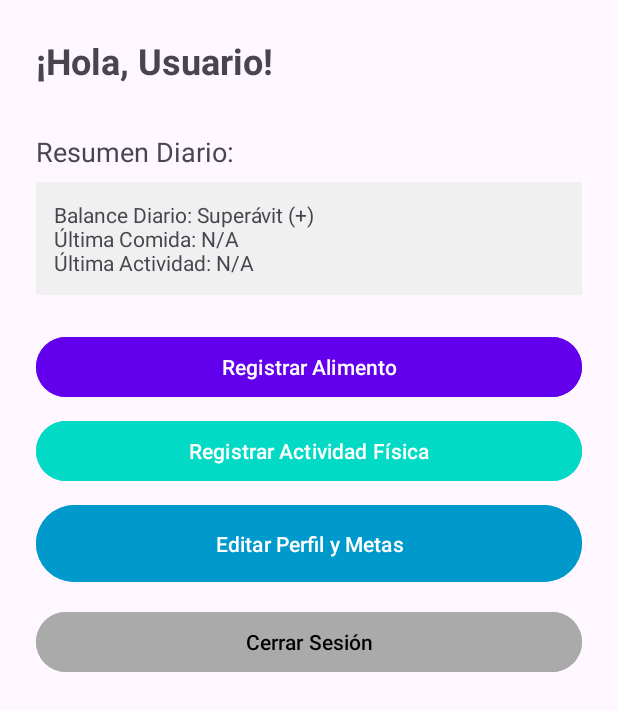
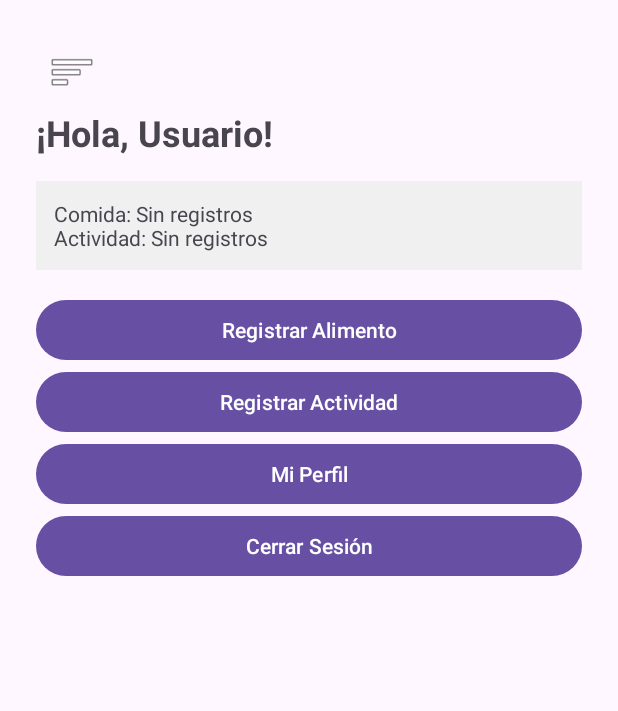
Before and after one commit to AlexissBF/NutriTrack, an Android app: the DashboardActivity screen opened directly, with no data from a screen before it, on a phone screen of 412 x 824 dp. Shown: the top 711 px of the screen. Run offline under Robolectric (Android 15) with nearby library versions, the phone set to English and light mode, and no system bars.

Commit message:
implemetacion de admins y menu lateral

```diff
--- a/app/src/main/AndroidManifest.xml
+++ b/app/src/main/AndroidManifest.xml
@@ -15,6 +15,12 @@
         android:supportsRtl="true"
         android:theme="@style/Theme.NutriTrack"
         android:usesCleartextTraffic="true">
+        <activity
+            android:name=".AboutActivity"
+            android:exported="false" />
+        <activity
+            android:name=".AdminActivity"
+            android:exported="false" />
         <activity
             android:name=".ProfileActivity"
             android:exported="false" />
--- a/app/src/main/java/com/example/nutritrack/DashboardActivity.kt
+++ b/app/src/main/java/com/example/nutritrack/DashboardActivity.kt
@@ -4,6 +4,7 @@ import android.content.Intent
 import android.os.Bundle
 import android.widget.Toast
 import androidx.appcompat.app.AppCompatActivity
+import androidx.core.view.GravityCompat
 import com.example.nutritrack.databinding.ActivityDashboardBinding
 import com.example.nutritrack.storage.RecordPrefs
 import com.example.nutritrack.storage.UserPrefs
@@ -16,80 +17,48 @@ class DashboardActivity : AppCompatActivity() {
 
     override fun onCreate(savedInstanceState: Bundle?) {
         super.onCreate(savedInstanceState)
-
         binding = ActivityDashboardBinding.inflate(layoutInflater)
         setContentView(binding.root)
 
         recordPrefs = RecordPrefs(this)
         userPrefs = UserPrefs(this)
 
+        val activeUser = userPrefs.getActiveUser()
+        binding.tvWelcome.text = "¡Hola, ${activeUser?.name ?: "Usuario"}!"
 
-        val userName = intent.getStringExtra("USER_NAME") ?: userPrefs.getStoredName() ?: "Usuario"
-        binding.tvWelcome.text = "¡Hola, $userName!"
-
-
-
-
-        binding.btnRegisterFood.setOnClickListener {
-            val intent = Intent(this, FoodEntryActivity::class.java)
-            startActivity(intent)
+        binding.btnOpenDrawer.setOnClickListener {
+            binding.drawerLayout.openDrawer(GravityCompat.START)
         }
 
-
-        binding.btnRegisterActivity.setOnClickListener {
-            val intent = Intent(this, ActivityEntryActivity::class.java)
-            startActivity(intent)
+        binding.navView.setNavigationItemSelectedListener { menuItem ->
+            when (menuItem.itemId) {
+                R.id.nav_about -> startActivity(Intent(this, AboutActivity::class.java))
+            }
+            binding.drawerLayout.closeDrawer(GravityCompat.START)
+            true
         }
 
-        binding.btnViewReports.setOnClickListener {
-            val intent = Intent(this, ProfileActivity::class.java)
-            startActivity(intent)
+        binding.btnRegisterFood.setOnClickListener { startActivity(Intent(this, FoodEntryActivity::class.java)) }
+        binding.btnRegisterActivity.setOnClickListener { startActivity(Intent(this, ActivityEntryActivity::class.java)) }
+        binding.btnViewReports.setOnClickListener { startActivity(Intent(this, ProfileActivity::class.java)) }
+
+        binding.btnLogout.setOnClickListener {
+            userPrefs.clearSession()
+            Toast.makeText(this, "Sesión cerrada", Toast.LENGTH_SHORT).show()
+            startActivity(Intent(this, MainActivity::class.java))
+            finish()
         }
 
-
-        binding.btnLogout.setOnClickListener {
-            performLogout()
-        }
-
-
-        updateBalanceView()
+        updateView()
     }
-
 
     override fun onResume() {
         super.onResume()
-        updateBalanceView()
+        updateView()
     }
 
-    private fun updateBalanceView() {
-        val lastFood = recordPrefs.getLastFoodEntry()
-        val lastActivity = recordPrefs.getLastActivityEntry()
-
-        val balanceStatus = getSimulatedBalanceStatus()
-
-        binding.tvBalanceValue.text =
-            "Balance Diario: $balanceStatus\n" +
-                    "Última Comida: $lastFood\n" +
-                    "Última Actividad: $lastActivity"
-    }
-
-    private fun getSimulatedBalanceStatus(): String {
-        val randomStatus = (0..2).random()
-        return when (randomStatus) {
-            0 -> "Superávit (+)"
-            1 -> "Déficit (-)"
-            else -> "Neutro (≈)"
-        }
-    }
-
-
-    private fun performLogout() {
-        // Borra la sesión local y redirige al login
-        userPrefs.clearUser()
-        Toast.makeText(this, "Sesión cerrada.", Toast.LENGTH_SHORT).show()
-        val intent = Intent(this, MainActivity::class.java)
-
-        intent.flags = Intent.FLAG_ACTIVITY_NEW_TASK or Intent.FLAG_ACTIVITY_CLEAR_TASK
-        startActivity(intent)
+    private fun updateView() {
+        val activeEmail = userPrefs.getActiveUser()?.email ?: ""
+        binding.tvBalanceValue.text = "Comida: ${recordPrefs.getLastFoodEntry(activeEmail)}\nActividad: ${recordPrefs.getLastActivityEntry(activeEmail)}"
     }
 }
--- a/app/src/main/java/data/user.kt
+++ b/app/src/main/java/data/user.kt
@@ -1,10 +1,8 @@
-// data/User.kt
-
 package com.example.nutritrack.data
 
 data class User(
     val email: String,
     val name: String,
-    val role: String, // 'user' o 'admin'
-
+    val password: String, // Clave para validación local
+    val role: String = "user"
 )
--- a/app/src/main/java/storage/RecordPrefs.kt
+++ b/app/src/main/java/storage/RecordPrefs.kt
@@ -1,4 +1,3 @@
-// storage/RecordPrefs.kt
 package com.example.nutritrack.storage
 
 import android.content.Context
@@ -6,24 +5,21 @@ import android.content.Context
 class RecordPrefs(context: Context) {
     private val prefs = context.getSharedPreferences("NutriTrackRecords", Context.MODE_PRIVATE)
 
-    companion object {
-        const val KEY_LAST_FOOD = "last_food_entry"
-        const val KEY_LAST_ACTIVITY = "last_activity_entry"
+    // RF02 & RF03: Guardar registros ligados específicamente al correo del usuario [cite: 81, 85]
+    fun saveLastFoodEntry(userEmail: String, name: String, calories: Int) {
+        val entry = "$name ($calories kcal)"
+        prefs.edit().putString("${userEmail}_last_food", entry).apply()
     }
 
-    // Guarda el último registro de comida
-    fun saveLastFoodEntry(name: String, calories: Int) {
-        val entry = "$name (${calories} kcal)"
-        prefs.edit().putString(KEY_LAST_FOOD, entry).apply()
+    fun saveLastActivityEntry(userEmail: String, name: String, calories: Int) {
+        val entry = "$name ($calories kcal gastadas)"
+        prefs.edit().putString("${userEmail}_last_activity", entry).apply()
     }
 
-    // Guarda el último registro de actividad (para el siguiente módulo)
-    fun saveLastActivityEntry(name: String, calories: Int) {
-        val entry = "$name (${calories} kcal gastadas)"
-        prefs.edit().putString(KEY_LAST_ACTIVITY, entry).apply()
-    }
+    // Recuperar solo los datos del usuario actual [cite: 98]
+    fun getLastFoodEntry(userEmail: String): String =
+        prefs.getString("${userEmail}_last_food", "Sin registros") ?: "Sin registros"
 
-    // Obtiene el último registro para mostrarlo en el Dashboard
-    fun getLastFoodEntry(): String = prefs.getString(KEY_LAST_FOOD, "N/A") ?: "N/A"
-    fun getLastActivityEntry(): String = prefs.getString(KEY_LAST_ACTIVITY, "N/A") ?: "N/A"
+    fun getLastActivityEntry(userEmail: String): String =
+        prefs.getString("${userEmail}_last_activity", "Sin registros") ?: "Sin registros"
 }
--- a/app/src/main/res/layout/activity_dashboard.xml
+++ b/app/src/main/res/layout/activity_dashboard.xml
@@ -1,75 +1,74 @@
 <?xml version="1.0" encoding="utf-8"?>
+<androidx.drawerlayout.widget.DrawerLayout
+    xmlns:android="http://schemas.android.com/apk/res/android"
+    xmlns:app="http://schemas.android.com/apk/res-auto"
+    xmlns:tools="http://schemas.android.com/tools"
+    android:id="@+id/drawer_layout"
+    android:layout_width="match_parent"
+    android:layout_height="match_parent"
+    tools:context=".DashboardActivity">
+
     <LinearLayout
-    xmlns:android="http://schemas.android.com/apk/res/android"
-    xmlns:tools="http://schemas.android.com/tools"
         android:layout_width="match_parent"
         android:layout_height="match_parent"
         android:orientation="vertical"
-    android:padding="24dp"
-    tools:context=".DashboardActivity">
+        android:padding="24dp">
+
+        <ImageButton
+            android:id="@+id/btn_open_drawer"
+            android:layout_width="48dp"
+            android:layout_height="48dp"
+            android:background="?attr/selectableItemBackgroundBorderless"
+            android:src="@android:drawable/ic_menu_sort_by_size"
+            android:contentDescription="Abrir menú" />
 
         <TextView
             android:id="@+id/tv_welcome"
             android:layout_width="wrap_content"
             android:layout_height="wrap_content"
-        android:text="¡Hola, Usuario!"
+            android:text="¡Hola!"
             android:textSize="24sp"
-        android:textStyle="bold"
-        android:layout_marginBottom="16dp" />
-
-    <TextView
-        android:layout_width="wrap_content"
-        android:layout_height="wrap_content"
-        android:text="Resumen Diario:"
-        android:textSize="18sp"
-        android:layout_marginTop="16dp"
-        android:layout_marginBottom="8dp"/>
+            android:textStyle="bold" />
 
         <TextView
             android:id="@+id/tv_balance_value"
             android:layout_width="match_parent"
             android:layout_height="wrap_content"
-        android:text="Cargando datos..."
             android:padding="12dp"
             android:background="#F0F0F0"
-        android:lines="3"
-        android:layout_marginBottom="24dp"/>
+            android:layout_marginTop="16dp"/>
 
         <Button
             android:id="@+id/btn_register_food"
             android:layout_width="match_parent"
             android:layout_height="wrap_content"
             android:text="Registrar Alimento"
-        android:backgroundTint="@color/design_default_color_primary"
-        android:textColor="@android:color/white"
-        android:layout_marginBottom="8dp"/>
+            android:layout_marginTop="16dp"/>
 
         <Button
             android:id="@+id/btn_register_activity"
             android:layout_width="match_parent"
             android:layout_height="wrap_content"
-        android:text="Registrar Actividad Física"
-        android:backgroundTint="@color/design_default_color_secondary"
-        android:textColor="@android:color/white"
-        android:layout_marginBottom="8dp"/>
+            android:text="Registrar Actividad" />
 
         <Button
             android:id="@+id/btn_view_reports"
             android:layout_width="match_parent"
             android:layout_height="wrap_content"
-        android:text="Editar Perfil y Metas"
-        android:layout_marginBottom="12dp"
-        android:padding="16dp"
-        android:backgroundTint="@android:color/holo_blue_dark"
-        android:textColor="@android:color/white"
-        />
+            android:text="Mi Perfil" />
 
         <Button
             android:id="@+id/btn_logout"
             android:layout_width="match_parent"
             android:layout_height="wrap_content"
-        android:text="Cerrar Sesión"
-        android:backgroundTint="@android:color/darker_gray"
-        android:textColor="@android:color/black"/>
+            android:text="Cerrar Sesión" />
+    </LinearLayout>
 
-</LinearLayout>
+    <com.google.android.material.navigation.NavigationView
+        android:id="@+id/nav_view"
+        android:layout_width="wrap_content"
+        android:layout_height="match_parent"
+        android:layout_gravity="start"
+        app:menu="@menu/drawer_menu" />
+
+</androidx.drawerlayout.widget.DrawerLayout>
--- /dev/null
+++ b/app/src/main/res/menu/drawer_menu.xml
@@ -0,0 +1,7 @@
+<?xml version="1.0" encoding="utf-8"?>
+<menu xmlns:android="http://schemas.android.com/apk/res/android">
+    <item
+        android:id="@+id/nav_about"
+        android:title="Nosotros"
+        android:icon="@android:drawable/ic_menu_info_details" />
+</menu>
```
Also changed, not shown: app/build.gradle.kts (+5 -4 lines), app/src/main/java/com/example/nutritrack/AboutActivity.kt (added, +12 -0 lines), app/src/main/java/com/example/nutritrack/ActivityEntryActivity.kt (+9 -28 lines), app/src/main/java/com/example/nutritrack/AdminActivity.kt (added, +68 -0 lines), app/src/main/java/com/example/nutritrack/FoodEntryActivity.kt (+15 -44 lines), app/src/main/java/com/example/nutritrack/MainActivity.kt (+30 -22 lines), app/src/main/java/com/example/nutritrack/ProfileActivity.kt (+12 -39 lines), app/src/main/java/com/example/nutritrack/RegisterActivity.kt (+14 -32 lines), app/src/main/java/storage/UserPrefs.kt (+51 -19 lines), app/src/main/res/layout/activity_about.xml (added, +20 -0 lines), app/src/main/res/layout/activity_admin.xml (added, +63 -0 lines). Lines whose indentation alone changed are shown as unchanged.
